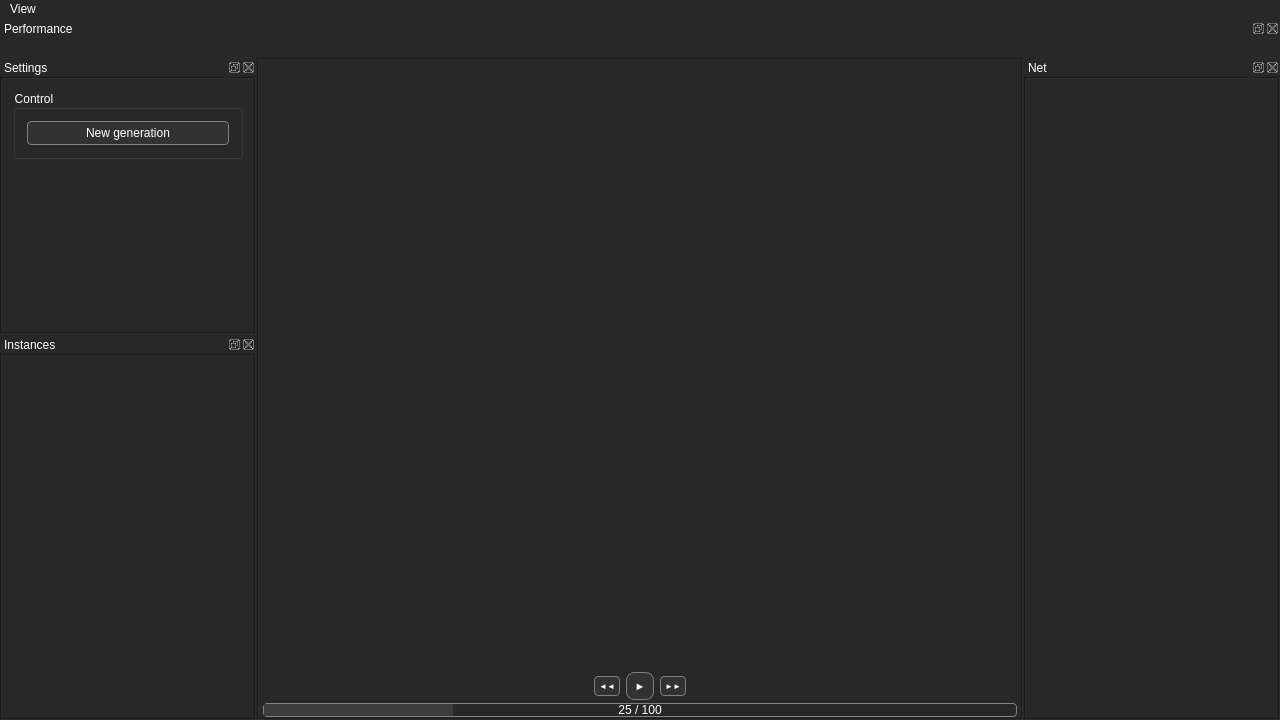
mario-holubar/OutliNE, file mainwindow.ui: the form before one commit.
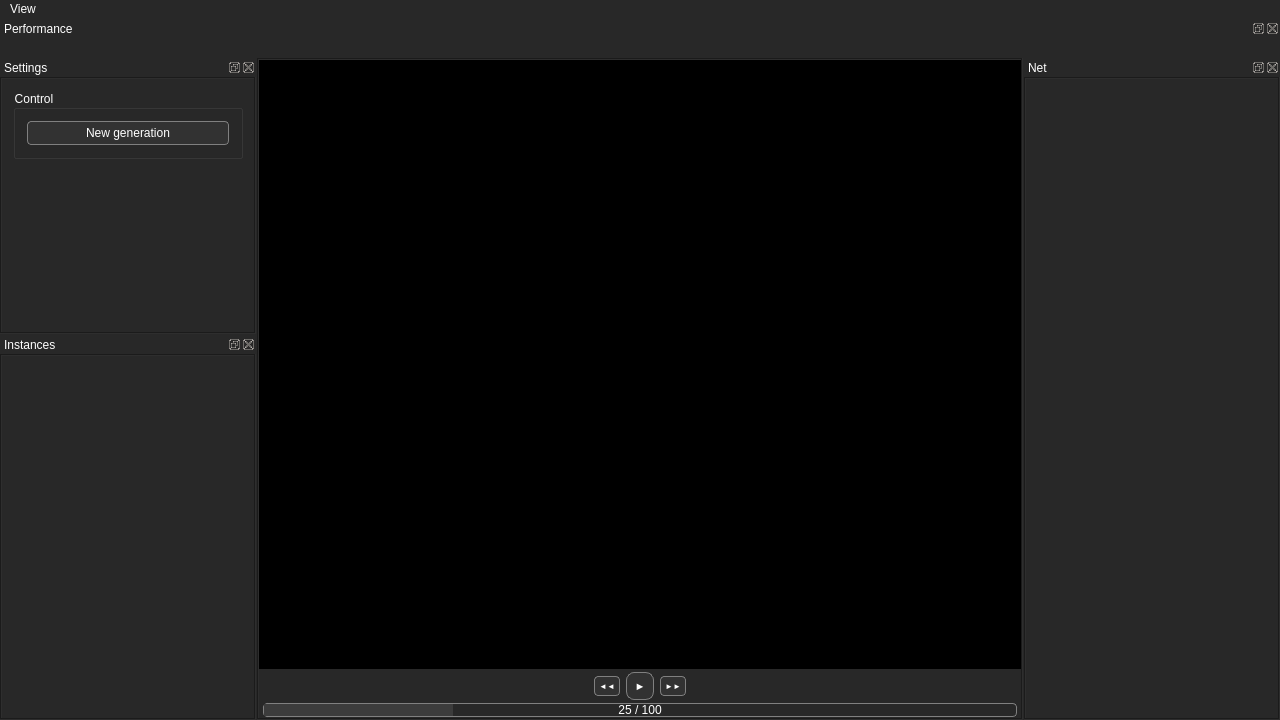
The form after the commit. Custom widgets are drawn as their Qt base class.

```diff
--- a/mainwindow.ui
+++ b/mainwindow.ui
@@ -67,7 +67,6 @@
 	background: #282828;
 	border: 1px solid gray;
 }
-
 QTabBar::tab:top {
 	border-top-left-radius: 4px;
 	border-top-right-radius: 4px;
@@ -88,15 +87,12 @@
 	border-bottom-left-radius: 4px;
 	padding: 4px 2px;
 }
-
 QTabBar::tab:hover {
 	background: #323232;
 }
-
 QTabBar::tab:selected {
 	background: #282828;
 }
-
 QTabBar::tab:selected:top {
 	border-bottom-color: #282828;
 	/*margin-left: -1px;
@@ -117,7 +113,6 @@
 	/*margin-top: -1px;
 	margin-bottom: -1px;*/
 }
-
 QTabBar::tab:!selected:top {
 	margin-top: 2px;
 }
@@ -155,6 +150,14 @@
 QProgressBar::chunk {
 	background-color: #3c3c3c;
 	margin: -1px;
+}
+
+QTableView{
+	outline: 0;
+}
+QTableView::item:selected {
+	background-color: #3c3c3c;
+	color: white;
 }</string>
   </property>
   <property name="locale">
@@ -216,6 +219,9 @@
        </item>
        <item row="0" column="0">
         <widget class="MainView" name="mainView">
+         <property name="styleSheet">
+          <string notr="true">background: black;</string>
+         </property>
          <property name="frameShape">
           <enum>QFrame::NoFrame</enum>
          </property>
```
Left out of the diff: 7 changed lines with no effect on the pictures.
